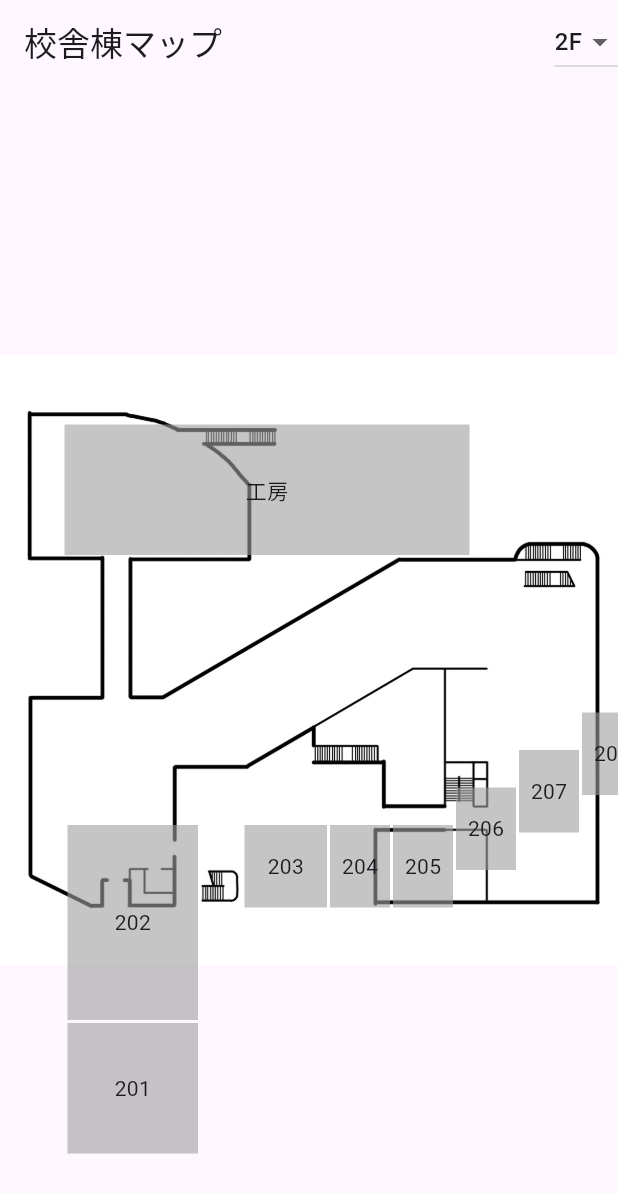
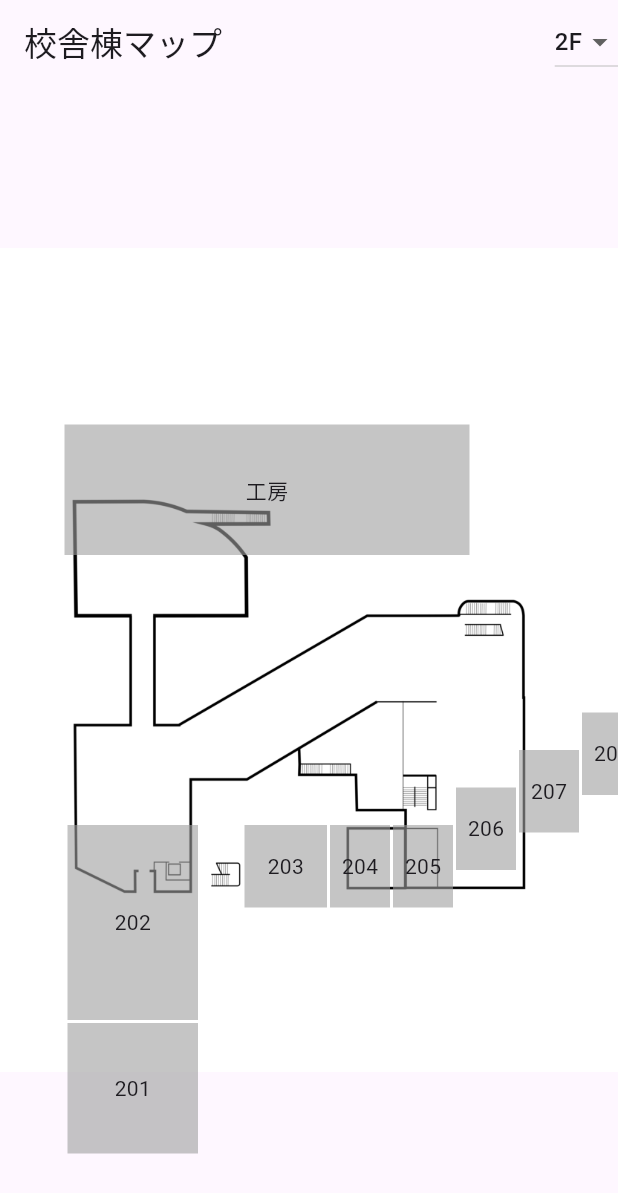
Before and after one commit to un-frozen-deaf/NTUT_Dotto_test, a Flutter app: the screen it shows after launch, on a phone screen of 412 x 824 dp. Shown: the top 1193 px of the screen. Run offline on Flutter 3.47's test engine with Material 3 defaults, Android fonts, the phone set to English and light mode, and no system bars.

Commit message:
add new2Fmap

```diff
--- a/test_1/lib/main.dart
+++ b/test_1/lib/main.dart
@@ -141,7 +141,7 @@ class _JpegMapScreenState extends State<JpegMapScreen> {
               // 画像
               Image.asset(
                 _currentFloor == '2F'
-                    ? 'assets/map-2F.png'
+                    ? 'assets/map-2F-1.png'
                     : 'assets/map-1F.png',
                 width: 792,
                 height: 1188,
--- a/test_1/pubspec.yaml
+++ b/test_1/pubspec.yaml
@@ -60,6 +60,7 @@ flutter:
   assets:
     - assets/map-1F.png
     - assets/map-2F.png
+    - assets/map-2F-1.png
 
   # The following line ensures that the Material Icons font is
   # included with your application, so that you can use the icons in
```
Also changed, not shown: test_1/assets/map-2F-1.png (added).
